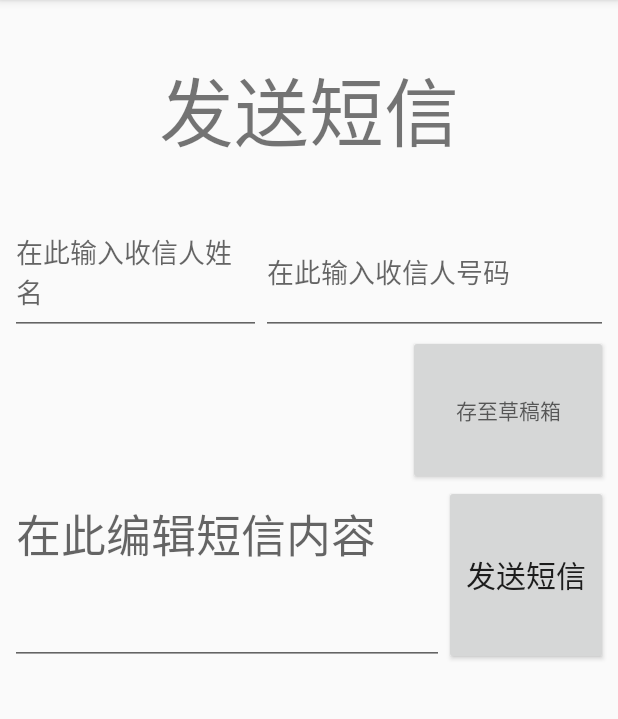
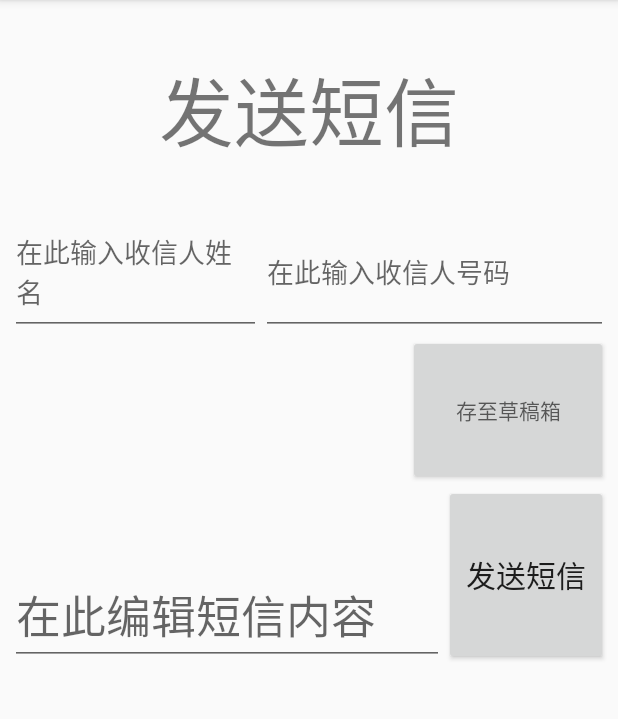
Before and after one commit to Fangv01/Mianyangbussiness, an Android app: the fragment Message_Send shown on its own in the app's theme, on a phone screen of 412 x 824 dp, the part 84-803 px from its top. Run offline under Robolectric (Android 15) with nearby library versions, the phone set to English and light mode, and no system bars.

Commit message:
8.1
页面逻辑实现 ui继续

```diff
--- a/Message/app/src/main/java/com/example/message/Message_Send.java
+++ b/Message/app/src/main/java/com/example/message/Message_Send.java
@@ -5,11 +5,29 @@ import android.os.Bundle;
 import android.view.LayoutInflater;
 import android.view.View;
 import android.view.ViewGroup;
+import android.widget.Button;
+import android.widget.Toast;
 
 public class Message_Send extends message_phone {
     private View view;
+    private Button send,save;
+
     public View onCreateView(LayoutInflater inflater, ViewGroup container, Bundle savedInstanceState){
         view=inflater.inflate(R.layout.snd_mss,container,false);
+        send=view.findViewById(R.id.snd_mss);
+        send.setOnClickListener(new View.OnClickListener() {
+            @Override
+            public void onClick(View view) {
+                Toast.makeText(getActivity(),"已发送",Toast.LENGTH_LONG).show();
+            }
+        });
+        save=view.findViewById(R.id.saveintobox);
+        save.setOnClickListener(new View.OnClickListener() {
+            @Override
+            public void onClick(View view) {
+                Toast.makeText(getActivity(),"已存至草稿箱",Toast.LENGTH_LONG).show();
+            }
+        });
         return view;
 
     }
--- a/Message/app/src/main/java/com/example/message/message_phone.java
+++ b/Message/app/src/main/java/com/example/message/message_phone.java
@@ -7,9 +7,9 @@ import android.view.ViewGroup;
 import android.widget.Button;
 
 import androidx.annotation.Nullable;
-import androidx.fragment.app.Fragment;
+import android.app.Fragment;
 
-public class message_phone extends Fragment1 {
+public class message_phone extends Fragment {
     private Button btn;
     private View view;
 
--- a/Message/app/src/main/res/layout/activity_second.xml
+++ b/Message/app/src/main/res/layout/activity_second.xml
@@ -36,7 +36,8 @@
     <com.google.android.material.bottomnavigation.BottomNavigationView
         android:id="@+id/navigation"
         android:layout_width="match_parent"
-        android:layout_height="wrap_content"
+        android:layout_height="0dp"
+        android:layout_weight="1"
         android:layout_gravity="center"
         android:background="#400000C8"
         app:menu="@menu/menu" />
--- a/Message/app/src/main/res/layout/sended_mss.xml
+++ b/Message/app/src/main/res/layout/sended_mss.xml
@@ -40,7 +40,7 @@
               android:text="null"
               android:textSize="45sp"
     />
-    <TextView android:id="@+id/mss1time"
+    <Button  android:id="@+id/pop"
               android:layout_width="0px"
               android:layout_weight="1"
               android:layout_height="match_parent"
@@ -48,7 +48,7 @@
               android:gravity="center"
               android:textSize="20sp"
     >
-    </TextView>
+    </Button>
 </LinearLayout>
     <LinearLayout android:layout_width="match_parent"
                   android:orientation="horizontal"
--- a/Message/app/src/main/res/layout/snd_mss.xml
+++ b/Message/app/src/main/res/layout/snd_mss.xml
@@ -67,7 +67,7 @@
         android:gravity="top"
         android:layout_gravity="bottom"
             android:textSize="30sp"
-              android:layout_height="match_parent"/>
+              android:layout_height="wrap_content"/>
 
     <Button
         android:id="@+id/snd_mss"
```
Also changed, not shown: Message/app/src/main/java/com/example/message/Message_Received.java (+10 -0 lines), Message/app/src/main/java/com/example/message/Message_Sended.java (+39 -0 lines), Message/app/src/main/res/layout/message_popwindow.xml (added, +21 -0 lines).
